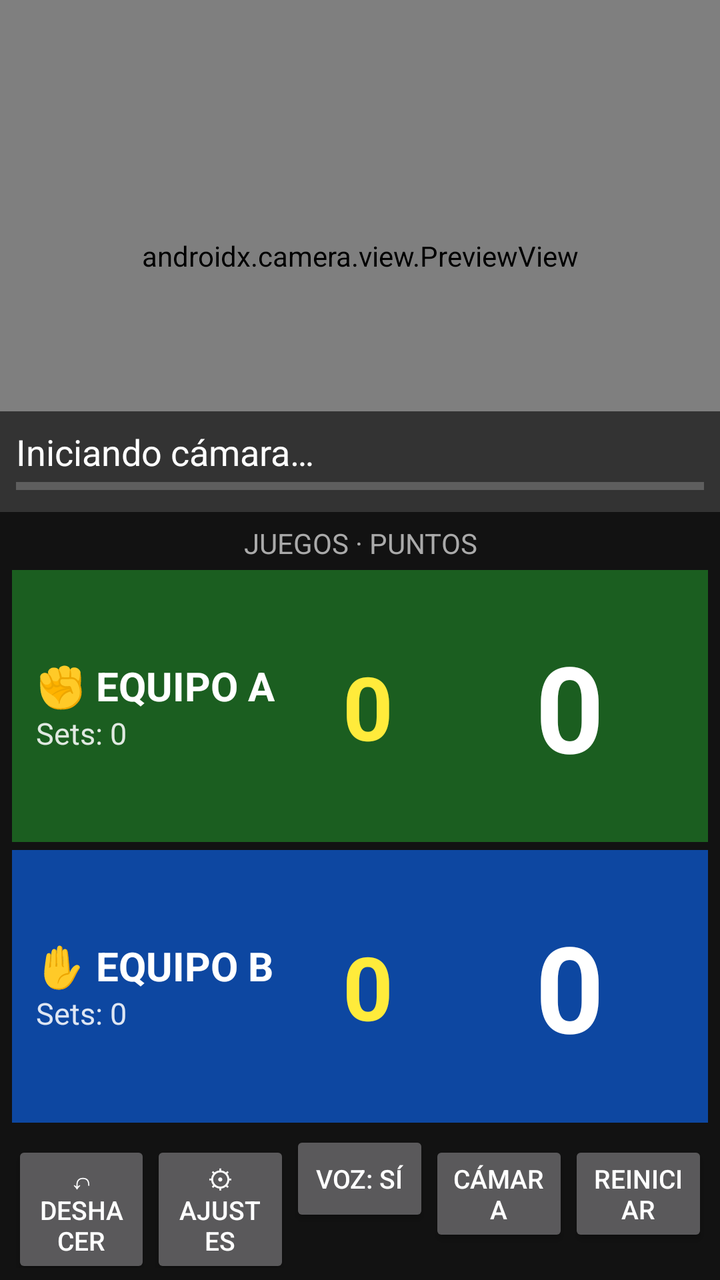
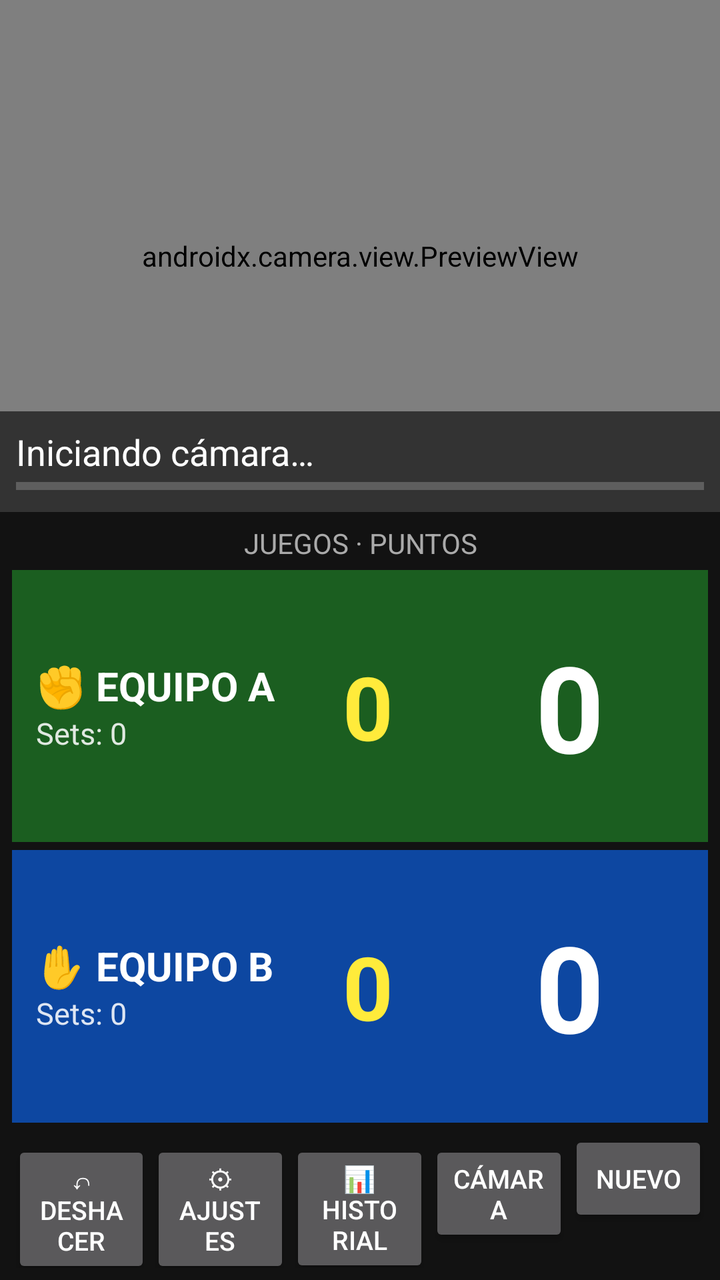

Screens rendered from an Android XML layout before and after an edit, with the pre-edit source and the edit as a unified diff.
<!-- AndroidManifest.xml: application theme android:Theme.Material.NoActionBar -->
<!-- res/layout/activity_main.xml -->
<?xml version="1.0" encoding="utf-8"?>
<LinearLayout xmlns:android="http://schemas.android.com/apk/res/android"
    android:layout_width="match_parent"
    android:layout_height="match_parent"
    android:background="#121212"
    android:keepScreenOn="true"
    android:orientation="vertical">
    <FrameLayout
        android:id="@+id/cameraBox"
        android:layout_width="match_parent"
        android:layout_height="0dp"
        android:layout_weight="4"
        android:background="#000000">
        <androidx.camera.view.PreviewView
            android:id="@+id/preview"
            android:layout_width="match_parent"
            android:layout_height="match_parent" />
        <LinearLayout
            android:layout_width="match_parent"
            android:layout_height="wrap_content"
            android:layout_gravity="bottom"
            android:background="#99000000"
            android:orientation="vertical"
            android:padding="8dp">
            <TextView
                android:id="@+id/status"
                android:layout_width="match_parent"
                android:layout_height="wrap_content"
                android:text="Iniciando cámara…"
                android:textColor="#FFFFFF"
                android:textSize="18sp" />
            <ProgressBar
                android:id="@+id/holdProgress"
                style="@android:style/Widget.Material.ProgressBar.Horizontal"
                android:layout_width="match_parent"
                android:layout_height="10dp"
                android:max="100" />
        </LinearLayout>
    </FrameLayout>
    <LinearLayout
        android:id="@+id/board"
        android:layout_width="match_parent"
        android:layout_height="0dp"
        android:layout_weight="6"
        android:orientation="vertical"
        android:padding="6dp">
        <TextView
            android:id="@+id/header"
            android:layout_width="match_parent"
            android:layout_height="wrap_content"
            android:gravity="center"
            android:paddingBottom="4dp"
            android:text="JUEGOS · PUNTOS"
            android:textColor="#AAAAAA"
            android:textSize="14sp" />
        <LinearLayout
            android:id="@+id/teamA"
            android:layout_width="match_parent"
            android:layout_height="0dp"
            android:layout_weight="1"
            android:layout_marginBottom="4dp"
            android:background="#1B5E20"
            android:gravity="center_vertical"
            android:orientation="horizontal"
            android:paddingHorizontal="12dp">
            <LinearLayout
                android:layout_width="0dp"
                android:layout_height="wrap_content"
                android:layout_weight="1.4"
                android:orientation="vertical">
                <TextView
                    android:id="@+id/nameA"
                    android:layout_width="wrap_content"
                    android:layout_height="wrap_content"
                    android:maxLines="2"
                    android:text="✊ EQUIPO A"
                    android:textColor="#FFFFFF"
                    android:textSize="20sp"
                    android:textStyle="bold" />
                <TextView
                    android:id="@+id/setsA"
                    android:layout_width="wrap_content"
                    android:layout_height="wrap_content"
                    android:text="Sets: 0"
                    android:textColor="#DDFFFFFF"
                    android:textSize="15sp" />
            </LinearLayout>
            <TextView
                android:id="@+id/gamesA"
                android:layout_width="0dp"
                android:layout_height="wrap_content"
                android:layout_weight="1"
                android:gravity="center"
                android:text="0"
                android:textColor="#FFEB3B"
                android:textSize="44sp"
                android:textStyle="bold" />
            <TextView
                android:id="@+id/pointsA"
                android:layout_width="0dp"
                android:layout_height="wrap_content"
                android:layout_weight="1.3"
                android:gravity="center"
                android:text="0"
                android:textColor="#FFFFFF"
                android:textSize="60sp"
                android:textStyle="bold" />
        </LinearLayout>
        <LinearLayout
            android:id="@+id/teamB"
            android:layout_width="match_parent"
            android:layout_height="0dp"
            android:layout_weight="1"
            android:layout_marginBottom="4dp"
            android:background="#0D47A1"
            android:gravity="center_vertical"
            android:orientation="horizontal"
            android:paddingHorizontal="12dp">
            <LinearLayout
                android:layout_width="0dp"
                android:layout_height="wrap_content"
                android:layout_weight="1.4"
                android:orientation="vertical">
                <TextView
                    android:id="@+id/nameB"
                    android:layout_width="wrap_content"
                    android:layout_height="wrap_content"
                    android:maxLines="2"
                    android:text="✋ EQUIPO B"
                    android:textColor="#FFFFFF"
                    android:textSize="20sp"
                    android:textStyle="bold" />
                <TextView
                    android:id="@+id/setsB"
                    android:layout_width="wrap_content"
                    android:layout_height="wrap_content"
                    android:text="Sets: 0"
                    android:textColor="#DDFFFFFF"
                    android:textSize="15sp" />
            </LinearLayout>
            <TextView
                android:id="@+id/gamesB"
                android:layout_width="0dp"
                android:layout_height="wrap_content"
                android:layout_weight="1"
                android:gravity="center"
                android:text="0"
                android:textColor="#FFEB3B"
                android:textSize="44sp"
                android:textStyle="bold" />
            <TextView
                android:id="@+id/pointsB"
                android:layout_width="0dp"
                android:layout_height="wrap_content"
                android:layout_weight="1.3"
                android:gravity="center"
                android:text="0"
                android:textColor="#FFFFFF"
                android:textSize="60sp"
                android:textStyle="bold" />
        </LinearLayout>
        <LinearLayout
            android:layout_width="match_parent"
            android:layout_height="wrap_content"
            android:orientation="horizontal">
            <Button
                android:id="@+id/undo"
                android:layout_width="0dp"
                android:layout_height="wrap_content"
                android:layout_weight="1"
                android:text="↶ Deshacer"
                android:textSize="13sp" />
            <Button
                android:id="@+id/settings"
                android:layout_width="0dp"
                android:layout_height="wrap_content"
                android:layout_weight="1"
                android:text="⚙ Ajustes"
                android:textSize="13sp" />
            <Button
                android:id="@+id/voice"
                android:layout_width="0dp"
                android:layout_height="wrap_content"
                android:layout_weight="1"
                android:text="Voz: SÍ"
                android:textSize="13sp" />
            <Button
                android:id="@+id/flip"
                android:layout_width="0dp"
                android:layout_height="wrap_content"
                android:layout_weight="1"
                android:text="Cámara"
                android:textSize="13sp" />
            <Button
                android:id="@+id/reset"
                android:layout_width="0dp"
                android:layout_height="wrap_content"
                android:layout_weight="1"
                android:text="Reiniciar"
                android:textSize="13sp" />
        </LinearLayout>
    </LinearLayout>
</LinearLayout>
<!-- resources referenced by this layout -->
<resources>

</resources>

<!-- the commit's change to res/layout/activity_main.xml (unified diff, before → after) -->
@@ -178,11 +178,11 @@
                 android:text="⚙ Ajustes"
                 android:textSize="13sp" />
             <Button
-                android:id="@+id/voice"
-                android:layout_width="0dp"
-                android:layout_height="wrap_content"
-                android:layout_weight="1"
-                android:text="Voz: SÍ"
+                android:id="@+id/history"
+                android:layout_width="0dp"
+                android:layout_height="wrap_content"
+                android:layout_weight="1"
+                android:text="📊 Historial"
                 android:textSize="13sp" />
             <Button
                 android:id="@+id/flip"
@@ -196,7 +196,7 @@
                 android:layout_width="0dp"
                 android:layout_height="wrap_content"
                 android:layout_weight="1"
-                android:text="Reiniciar"
+                android:text="Nuevo"
                 android:textSize="13sp" />
         </LinearLayout>
     </LinearLayout>
